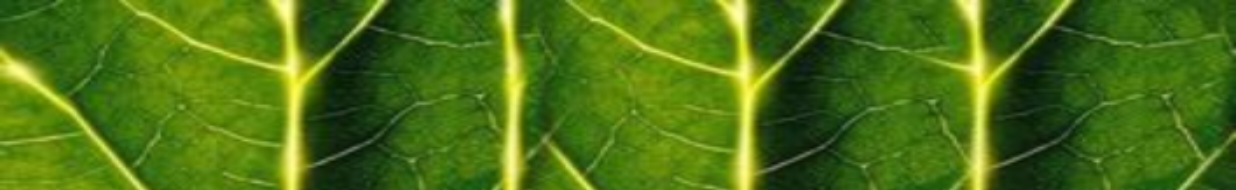
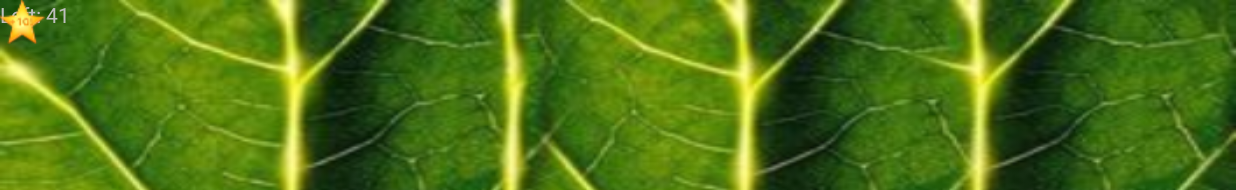
Before and after one commit to fishkel-truelogic/snakeAndroid, an Android app: the screen it shows after launch (SnakeActivity), on a phone screen of 824 x 412 dp (held sideways). Shown: the top 190 px of the screen. Run offline under Robolectric (Android 15) with nearby library versions, the phone set to English and light mode, and no system bars.

Commit message:
timer countdown and 10 seconds star

```diff
--- a/app/src/main/java/ar/com/lfishkel/snake/Head.java
+++ b/app/src/main/java/ar/com/lfishkel/snake/Head.java
@@ -93,6 +93,7 @@ public class Head extends ImageView {
         if (appleX <= x + 20 && appleX >= x - 40 && appleY <= y + 30 && appleY >= y - 30) {
             activity.addTail();
             activity.randomApple();
+            activity.addTime();
         }
 
         c.drawBitmap(ball.getBitmap(), x, y, null);
--- a/app/src/main/java/ar/com/lfishkel/snake/SnakeActivity.java
+++ b/app/src/main/java/ar/com/lfishkel/snake/SnakeActivity.java
@@ -7,12 +7,13 @@ import android.hardware.SensorEvent;
 import android.hardware.SensorEventListener;
 import android.hardware.SensorManager;
 import android.os.Bundle;
-import android.os.SystemClock;
+import android.os.CountDownTimer;
 import android.util.DisplayMetrics;
+import android.view.View;
 import android.view.ViewGroup;
-import android.widget.Chronometer;
 import android.widget.FrameLayout;
 import android.widget.ImageView;
+import android.widget.TextView;
 
 import java.util.ArrayList;
 import java.util.List;
@@ -27,12 +28,13 @@ public class SnakeActivity extends Activity {
     private boolean canTurn = true;
     private FrameLayout fl;
     private ImageView apple;
+    private ImageView star;
     private int height;
     private int width;
 
     private int points;
-   // private Chronometer chrono;
-
+    private TextView tv;
+    MyCount counter;
 
     @Override
     protected void onCreate(Bundle savedInstanceState) {
@@ -43,41 +45,21 @@ public class SnakeActivity extends Activity {
         mSensorManager = (SensorManager) getSystemService(this.getApplicationContext().SENSOR_SERVICE);
         mSensorManager.registerListener(mySensorListener, mSensorManager.getDefaultSensor(Sensor.TYPE_ACCELEROMETER), SensorManager.SENSOR_DELAY_NORMAL);
         fl = (FrameLayout) findViewById(R.id.activity_snake);
-       // chrono=(Chronometer)findViewById(R.id.chrono);
-
+        tv = (TextView) findViewById(R.id.chrono);
+        counter = new MyCount(50000,1000);
+        counter.start();
         DisplayMetrics displaymetrics = new DisplayMetrics();
         getWindowManager().getDefaultDisplay().getMetrics(displaymetrics);
         height = displaymetrics.heightPixels;
         width = displaymetrics.widthPixels;
         initSnake();
         initApple();
-/*
-        chrono.setOnChronometerTickListener(new Chronometer.OnChronometerTickListener() {
-            public void onChronometerTick(Chronometer c) {
-            if(!resume) {
-                long minutes =((SystemClock.elapsedRealtime() - chrono.getBase()) / 1000) / 60;
-                long seconds =((SystemClock.elapsedRealtime() - chrono.getBase()) / 1000) % 60;
-                currentTime = minutes + ":" + seconds;
-                arg0.setText(currentTime);
-                elapsedTime = SystemClock.elapsedRealtime();
-            } else {
-                long minutes = ((elapsedTime - chrono.getBase()) / 1000) / 60;
-                long seconds = ((elapsedTime - chrono.getBase()) / 1000) % 60;
-                currentTime = minutes + ":" + seconds;
-                c.setText(currentTime);
-                elapsedTime = elapsedTime + 1000;
-            }
-
-
-        }
-        }
-        );
-*/
 
     }
 
     private void initApple() {
         apple = (ImageView) findViewById(R.id.apple);
+        star = (ImageView) findViewById(R.id.star);
         randomApple();
 
     }
@@ -119,10 +101,20 @@ public class SnakeActivity extends Activity {
     }
 
     public void randomApple() {
+        star.setVisibility(View.VISIBLE);
+        star.setX(apple.getX());
+        star.setY(apple.getY());
         apple.setX(getRandom(50, width -50));
         apple.setY(getRandom(50, height - 50));
         head.setAppleX(apple.getX());
         head.setAppleY(apple.getY());
+    }
+
+    public void addTime() {
+        counter.cancel();
+        int timeLeft = Integer.parseInt(tv.getText().toString().split(": ")[1]);
+        counter = new MyCount(timeLeft * 1000 + 10000, 1000);
+        counter.start();
     }
 
     private final class MySensorListener implements SensorEventListener {
@@ -172,6 +164,20 @@ public class SnakeActivity extends Activity {
 
     }
 
+    public class MyCount extends CountDownTimer {
+        public MyCount(long millisInFuture, long countDownInterval) {
+            super(millisInFuture, countDownInterval);
+        }
+        @Override
+        public void onFinish() {
+            tv.setText("done!");
+        }
+        @Override
+        public void onTick(long millisUntilFinished) {
+            tv.setText("Left: " + millisUntilFinished / 1000);
+        }
+    }
+
     public Head getHead() {
         return head;
     }
--- a/app/src/main/res/layout/activity_snake.xml
+++ b/app/src/main/res/layout/activity_snake.xml
@@ -4,11 +4,11 @@
     tools:context=".SnakeActivity"
     android:id="@+id/activity_snake">
 
-    <!--<Chronometer
+    <TextView
         android:layout_width="wrap_content"
         android:layout_height="wrap_content"
         android:id="@+id/chrono"/>
-    -->
+
 
     <ar.com.lfishkel.snake.Head
         android:id="@+id/head"
@@ -26,4 +26,11 @@
         android:id="@+id/apple"
         android:background="@drawable/apple"/>
 
+    <ImageView
+        android:layout_width="30dp"
+        android:layout_height="30dp"
+        android:id="@+id/star"
+        android:visibility="invisible"
+        android:background="@drawable/star"/>
+
 </FrameLayout>
```
Also changed, not shown: app/src/main/res/drawable-mdpi/star.png (added).
